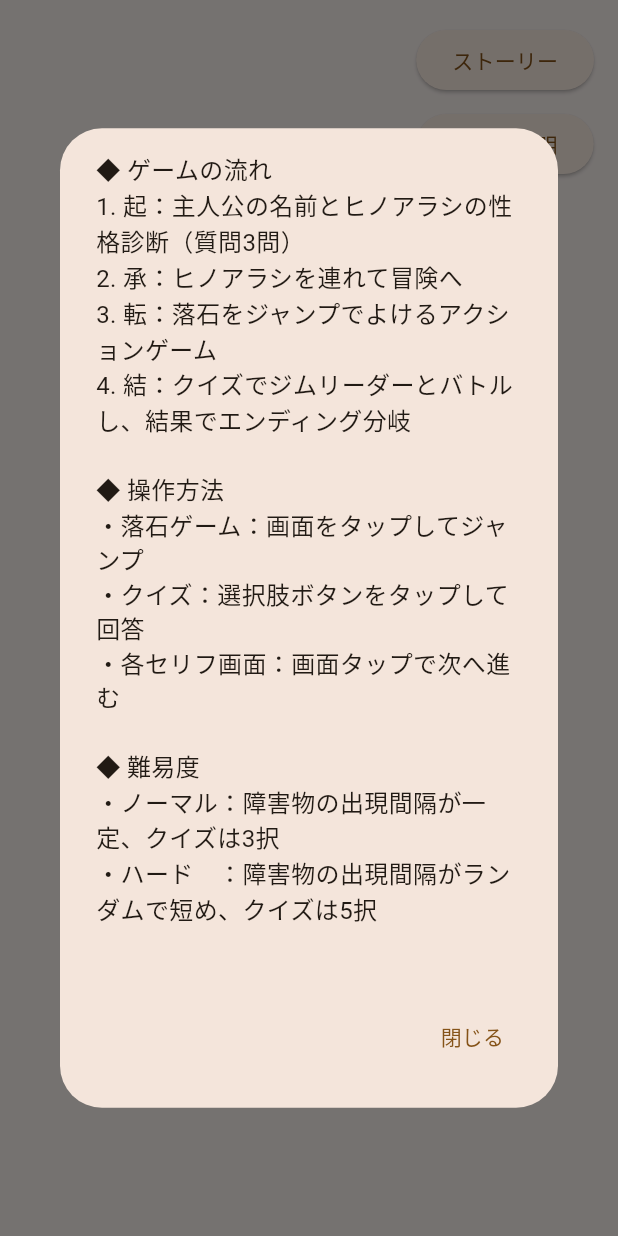
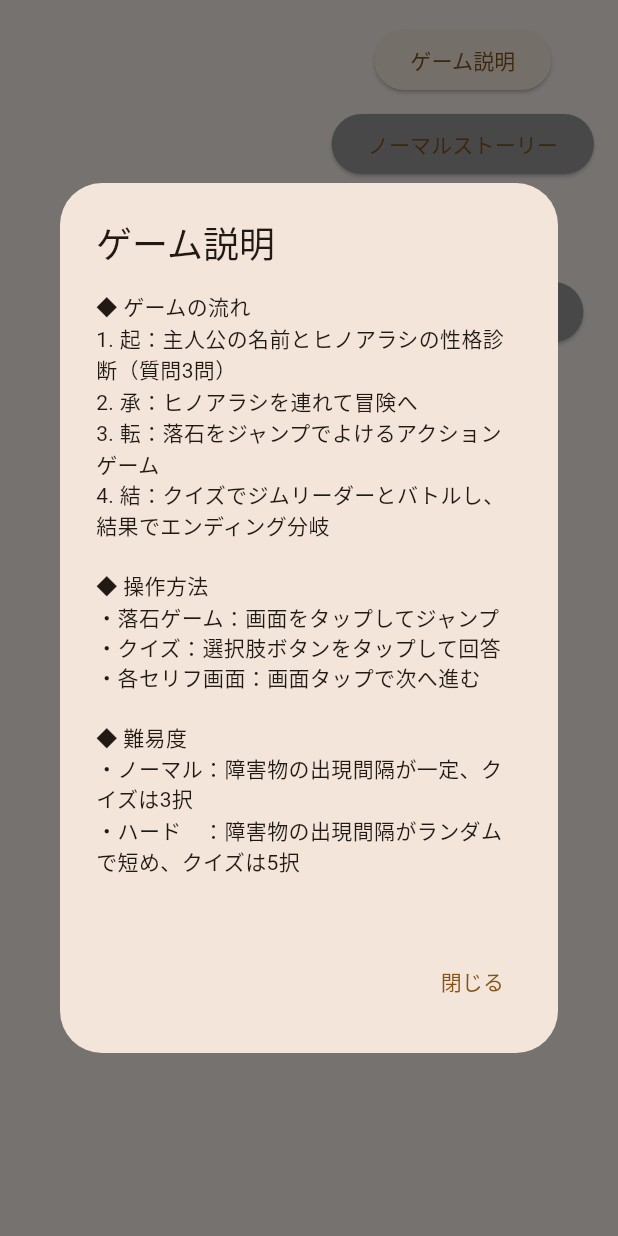
Before and after one commit to ruirui23/fire_tail, a Flutter app: the screen it shows after launch, after a tap on "ゲーム説明", on a phone screen of 412 x 824 dp. Run offline on Flutter 3.47's test engine with Material 3 defaults, Android fonts, the phone set to English and light mode, and no system bars; our stand-ins replace go_router, shared_preferences; missing offline and left inert: flame.

Commit message:
add:条件に合わせて、裏設定、ストーリー解放

```diff
--- a/lib/flame/adventure_game.dart
+++ b/lib/flame/adventure_game.dart
@@ -51,8 +51,8 @@ class AdventureGame extends FlameGame
   Future<void> onLoad() async {
     // ────────── モードごとの設定 ──────────
     if (mode == GameMode.normal) {
-      _timeLeft = 16.0;
-      _intervalMin = _intervalMax = 1.3; // 固定1.2秒
+      _timeLeft = 18.0;
+      _intervalMin = _intervalMax = 1.5; // 固定1.2秒
     } else {
       _timeLeft = 16.0;
       _intervalMin = 0.9;    // 最低1.0秒
--- a/lib/screens/home_screen.dart
+++ b/lib/screens/home_screen.dart
@@ -2,6 +2,7 @@
 
 import 'package:flutter/material.dart';
 import 'package:go_router/go_router.dart';
+import 'package:shared_preferences/shared_preferences.dart';
 import '../models/game_mode.dart';
 
 class HomeScreen extends StatefulWidget {
@@ -11,8 +12,35 @@ class HomeScreen extends StatefulWidget {
 }
 
 class _HomeScreenState extends State<HomeScreen> {
-  // デフォルトはノーマルモード
+  /* ───────── 状態フラグ ───────── */
   GameMode _mode = GameMode.normal;
+  bool _hardUnlocked    = false;   // ハード選択可
+  bool _infoUnlocked    = false;   // ストーリー＆登場人物
+  bool _hardInfoUnlocked= false;   // ハードストーリー＆裏設定
+
+  @override
+  void initState() {
+    super.initState();
+    _loadFlags();
+  }
+
+  Future<void> _loadFlags() async {
+    final p = await SharedPreferences.getInstance();
+    setState(() {
+      _hardUnlocked = p.getBool('hardUnlocked') ?? false;
+
+      final loseN    = p.getBool('end_lose')    ?? false;
+      final winN     = p.getBool('end_win')     ?? false;
+      final secretN  = p.getBool('end_secret')  ?? false;
+      _infoUnlocked  = (loseN && winN && secretN);
+
+      final loseH    = p.getBool('hard_lose')   ?? false;
+      final winH     = p.getBool('hard_win')    ?? false;
+      final secretH  = p.getBool('hard_secret') ?? false;
+      _hardInfoUnlocked = (loseH && winH && secretH);
+    });
+  }
+
 
   // ─── 全文ストーリー ─────────────────────────────
   static const String _fullStory = '''
@@ -208,129 +236,190 @@ FireTail ストーリー
 ・ハード　：障害物の出現間隔がランダムで短め、クイズは5択
 ''';
 
-  void _showDialog(BuildContext context, String title, String content) {
+  static const String _hardStory = '''
+ハードモード ストーリー
+ここにストーリーを入力してね
+''';
+
+  static const String _hiddenInfo = '''
+裏設定
+ここに裏設定を入力してね
+''';
+
+static const _characters = [
+    (
+      '主人公',
+      'ヒノアラシ村に住む新成人。'
+    ),
+    (
+      '博士',
+      'ヒノアラシ研究所の博士。'
+    ),
+    (
+      'アニス',
+      '秘密がある'
+
+    ),
+    (
+      'ジムリーダー',
+      '謎のジムリーダー。'
+
+    ),
+  ];
+   /* ───────── 共通ダイアログ ───────── */
+   void _showDialog(String title, String body) {
     showDialog(
       context: context,
       builder: (_) => AlertDialog(
-        content: SingleChildScrollView(
-          child: Text(
-            content,
-            style: const TextStyle(fontSize: 16),
-          ),
-        ),
+        title: Text(title),
+        content: SingleChildScrollView(child: Text(body)),
         actions: [
-          TextButton(
-            onPressed: () => Navigator.of(context).pop(),
-            child: const Text('閉じる'),
-          ),
+          TextButton(onPressed: Navigator.of(context).pop, child: const Text('閉じる')),
         ],
       ),
     );
   }
 
-@override
-  Widget build(BuildContext context) {
-    return Scaffold(
-      body: Stack(
-        children: [
-
-          // 右上に「ストーリー」ボタン
-            Positioned(
-            top: 16,
-            right: 16,
-            child: Column(
-              children: [
-                ElevatedButton(
-                  onPressed: () =>
-                      _showDialog(context, 'FireTail ストーリー', _fullStory),
-                  child: const Text('ストーリー'),
+  void _showCharactersDialog() {
+    int idx = 0;
+    showDialog(
+      context: context,
+      barrierDismissible: false,
+      builder: (c) => StatefulBuilder(
+        builder: (c, set) => AlertDialog(
+          title: Text(_characters[idx].$1),
+          content: Text(_characters[idx].$2),
+          actions: [
+            TextButton(
+              onPressed: idx > 0 ? () => set(() => idx--) : null,
+              child: const Text('戻る'),
             ),
-                const SizedBox(height: 8),
-                ElevatedButton(
-                  onPressed: () =>
-                      _showDialog(context, 'ゲーム説明', _gameInfo),
-                  child: const Text('ゲーム説明'),
+            TextButton(
+              onPressed: () {
+                if (idx < _characters.length - 1) {
+                  set(() => idx++);
+                } else {
+                  Navigator.of(c).pop();
+                }
+              },
+              child: Text(idx < _characters.length - 1 ? '次へ' : '閉じる'),
             ),
           ],
         ),
       ),
+    );
+  }
 
-          // ───────── 中央 START & モード選択 ─────────
+  /* ───────── SnackBars ───────── */
+  void _snack(String msg) =>
+      ScaffoldMessenger.of(context).showSnackBar(SnackBar(content: Text(msg)));
+
+  /* ───────── ビルド ───────── */
+  @override
+  Widget build(BuildContext context) {
+    return Scaffold(
+      body: Stack(children: [
+        /* ── 右上ボタン群 ───────────────────── */
+        Positioned(
+          top: 16,
+          right: 16,
+          child: Column(children: [
+
+            // ゲーム説明
+            ElevatedButton(
+              onPressed: () => _showDialog('ゲーム説明', _gameInfo),
+              child: const Text('ゲーム説明'),
+            ),
+            const SizedBox(height: 8),
+              // ノーマルストーリー
+            ElevatedButton(
+              onPressed: _infoUnlocked
+                  ? () => _showDialog('FireTail ストーリー', _fullStory)
+                  : () => _snack('ノーマルストーリーはノーマルの３種エンド達成後に解放されます！'),
+              style: _infoUnlocked
+                  ? null
+                  : ElevatedButton.styleFrom(backgroundColor: Colors.grey),
+              child: const Text('ノーマルストーリー'),
+            ),
+            const SizedBox(height: 8),
+            // 登場人物
+            ElevatedButton(
+              onPressed: _infoUnlocked ? _showCharactersDialog
+                                       : () => _snack('登場人物はノーマルの３種エンド達成後に解放されます！'),
+              style: _infoUnlocked
+                  ? null
+                  : ElevatedButton.styleFrom(backgroundColor: Colors.grey),
+              child: const Text('登場人物'),
+            ),
+            const SizedBox(height: 8),
+            // ハードモードストーリー
+            ElevatedButton(
+              onPressed: _hardInfoUnlocked
+                  ? () => _showDialog('ハードモード ストーリー', _hardStory)
+                  : () => _snack('ハードストーリーはハードの３種エンド達成後に解放されます！'),
+              style: _hardInfoUnlocked
+                  ? null
+                  : ElevatedButton.styleFrom(backgroundColor: Colors.grey),
+              child: const Text('ハードストーリー'),
+            ),
+            const SizedBox(height: 8),
+            // 裏設定
+            ElevatedButton(
+              onPressed: _hardInfoUnlocked
+                  ? () => _showDialog('裏設定', _hiddenInfo)
+                  : () => _snack('裏設定はハードの３種エンド達成後に解放されます！'),
+              style: _hardInfoUnlocked
+                  ? null
+                  : ElevatedButton.styleFrom(backgroundColor: Colors.grey),
+              child: const Text('裏設定'),
+            ),
+          ]),
+        ),
+
+        /* ── 中央：START と難易度ボタン ─────────── */
         Center(
           child: Column(
             mainAxisSize: MainAxisSize.min,
             children: [
-                // START 画像
               GestureDetector(
-                  onTap: () {
-                    // /choose へモードを渡す
-                    context.go('/choose', extra: _mode);
-                  },
-                  child: Image.asset(
-                    'assets/images/start.png',
-                    width: 300,
-                    height: 300,
-                    fit: BoxFit.contain,
-                  ),
+                onTap: () => context.go('/choose', extra: _mode),
+                child: Image.asset('assets/images/start.png',
+                    width: 300, height: 300, fit: BoxFit.contain),
               ),
               const SizedBox(height: 60),
-                // モード切り替え
               Row(
                 mainAxisSize: MainAxisSize.min,
                 children: [
-                    // ノーマル
-                    SizedBox(
-                      width: 100,
-                      child: ElevatedButton(
-                        style: ElevatedButton.styleFrom(
-                          backgroundColor: _mode == GameMode.normal
-                              ? Colors.deepOrange
-                              : Colors.grey[300],
-                          foregroundColor: _mode == GameMode.normal
-                              ? Colors.white
-                              : Colors.black,
-                          padding: const EdgeInsets.symmetric(vertical: 20),
-                          minimumSize: const Size(10, 15),
-                        ),
-                        onPressed: () {
-                          setState(() => _mode = GameMode.normal);
-                        },
-                        child: const Text(
-                          'ノーマル',
-                          style: TextStyle(fontSize: 20),
-                        ),
-                      ),
-                    ),
+                  _diffButton('ノーマル', GameMode.normal, Colors.deepOrange),
                   const SizedBox(width: 16),
-                    // ハード
-                    SizedBox(
-                      width: 100,
-                      child: ElevatedButton(
-                        style: ElevatedButton.styleFrom(
-                          backgroundColor: _mode == GameMode.hard
-                              ? Colors.redAccent
-                              : Colors.grey[300],
-                          foregroundColor: _mode == GameMode.hard
-                              ? Colors.white
-                              : Colors.black,
-                          padding: const EdgeInsets.symmetric(vertical: 20),
-                          minimumSize: const Size(10, 15),
-                        ),
-                        onPressed: () {
-                          setState(() => _mode = GameMode.hard);
-                        },
-                        child: const Text(
-                          'ハード',
-                          style: TextStyle(fontSize: 20),
-                        ),
-                      ),
-                    ),
+                  _diffButton('ハード', GameMode.hard, Colors.redAccent),
                 ],
               ),
             ],
           ),
         ),
-        ],
+      ]),
+    );
+  }
+
+  /* ───────── 難易度ボタン ───────── */
+  Widget _diffButton(String label, GameMode gm, Color activeColor) {
+    final locked = (gm == GameMode.hard && !_hardUnlocked);
+    return SizedBox(
+      width: 100,
+      child: ElevatedButton(
+        onPressed: locked
+            ? () => _snack('まずノーマルで勝ちかシークレットを達成してハードを解放してください！')
+            : () => setState(() => _mode = gm),
+        style: ElevatedButton.styleFrom(
+          backgroundColor: locked
+              ? Colors.grey
+              : (_mode == gm ? activeColor : Colors.grey[300]),
+          foregroundColor:
+              locked ? Colors.black45 : (_mode == gm ? Colors.white : Colors.black),
+          padding: const EdgeInsets.symmetric(vertical: 20),
+        ),
+        child: Text(label, style: const TextStyle(fontSize: 20)),
       ),
     );
   }
--- a/pubspec.yaml
+++ b/pubspec.yaml
@@ -39,7 +39,7 @@ dependencies:
   flame_audio: ^2.11.5
   go_router: ^15.1.2
   provider: ^6.1.5
-
+  shared_preferences: ^2.2.2
 dev_dependencies:
   flutter_test:
     sdk: flutter
```
Also changed, not shown: lib/screens/ending_screen.dart (+76 -27 lines), pubspec.lock, 1 other file. Lines whose indentation alone changed are shown as unchanged.
